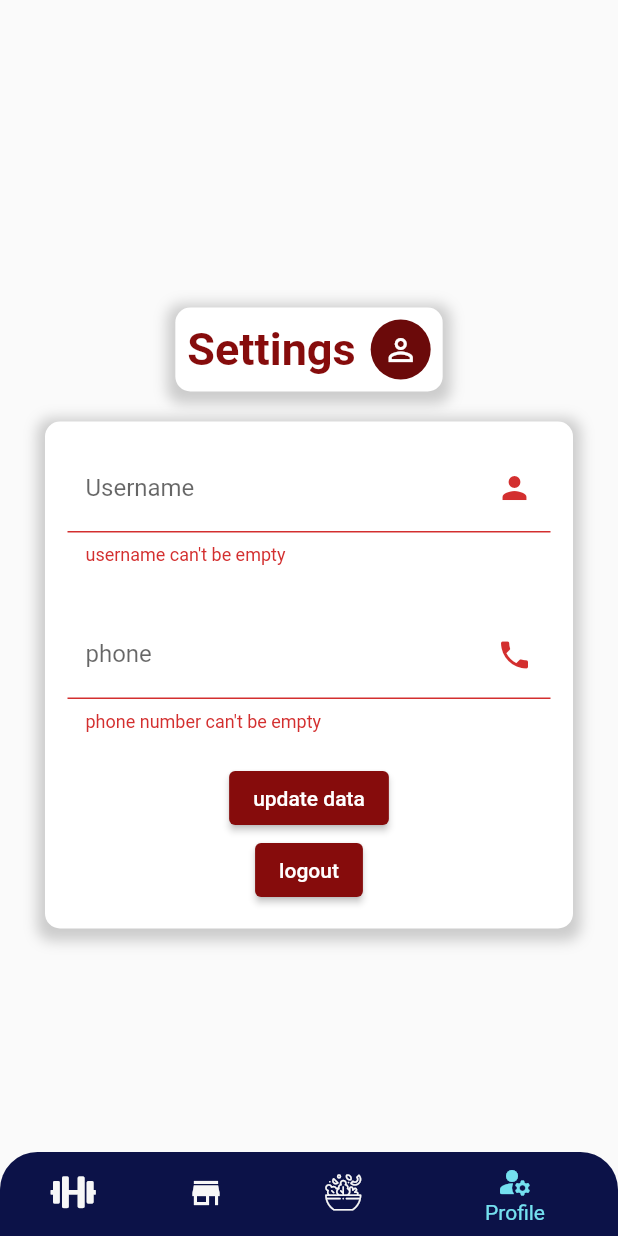
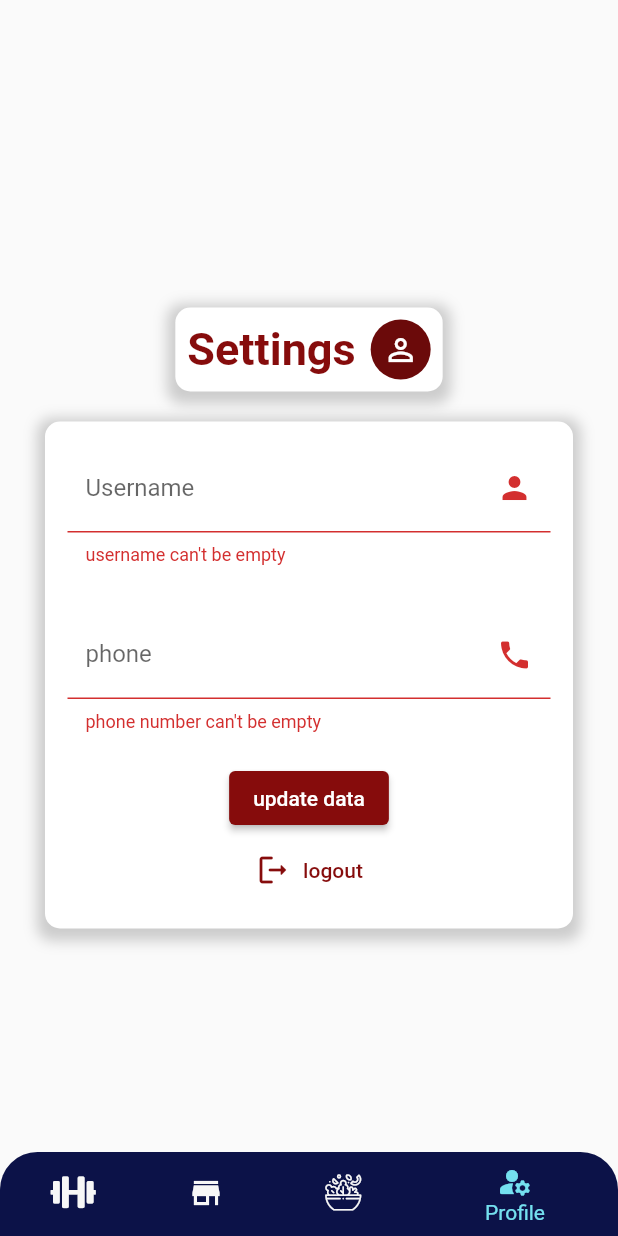
Before and after one commit to faressalm/hena_gym, a Flutter app: the screen it shows once a user with an empty profile is signed in, item 4 of the bottom bar chosen, after a tap on "update data", on a phone screen of 412 x 824 dp. Run offline on Flutter 3.47's test engine with Material 2 defaults, Android fonts, the phone set to English and light mode, and no system bars; our stand-ins replace bloc, charts_flutter, cloud_firestore, conditional_builder_null_safety, firebase_auth, firebase_core and 6 more; accounts and stored records are empty.

Commit message:
fix bugs

```diff
--- a/lib/business-logic/settings/settings_cubit.dart
+++ b/lib/business-logic/settings/settings_cubit.dart
@@ -1,12 +1,10 @@
-import 'package:cloud_firestore/cloud_firestore.dart';
-import 'package:flutter/material.dart';
 import 'package:flutter_bloc/flutter_bloc.dart';
-import '../product/product_states.dart';
-import 'settings_states.dart';
+
 import '../../data/services/auth_services.dart';
 import '../../data/services/settings_service.dart';
 import '../../utils/components.dart';
 import '../../utils/constants.dart';
+import 'settings_states.dart';
 
 class SettingsCubit extends Cubit<SettingStates> {
   SettingsCubit() : super(SettingInitialState());
--- a/lib/frontend/screens/authenticate/forget_password.dart
+++ b/lib/frontend/screens/authenticate/forget_password.dart
@@ -1,13 +1,14 @@
 import 'package:flutter/material.dart';
 import 'package:flutter_bloc/flutter_bloc.dart';
+
 import '../../../business-logic/auth/forget_password_cubit.dart';
 import '../../../business-logic/auth/forget_password_state.dart';
 import '../../../constants/my_gui.dart';
 import '../../../data/repository/auth_repo.dart';
 import '../../../data/services/auth_services.dart';
+import '../../../utils/components.dart';
 import 'sign_in.dart';
 import 'validator.dart';
-import '../../../utils/components.dart';
 
 class ForgetPasswordScreen extends StatelessWidget {
   final emailController = TextEditingController();
--- a/lib/frontend/screens/authenticate/sign_in.dart
+++ b/lib/frontend/screens/authenticate/sign_in.dart
@@ -1,12 +1,13 @@
 import 'package:flutter/material.dart';
 import 'package:flutter_bloc/flutter_bloc.dart';
+
 import '../../../business-logic/auth/login_cubit.dart';
 import '../../../constants/my_gui.dart';
 import '../../../constants/strings.dart';
 import '../../../data/repository/auth_repo.dart';
 import '../../../data/services/auth_services.dart';
+import '../../../utils/components.dart';
 import 'validator.dart';
-import '../../../utils/components.dart';
 
 // ignore: must_be_immutable
 class SignIn extends StatelessWidget {
@@ -88,6 +89,7 @@ class SignIn extends StatelessWidget {
                                 height: 20,
                               ),
                               TextFormField(
+                                  keyboardType: TextInputType.emailAddress,
                                   controller: emailController,
                                   decoration: textInputDecoration.copyWith(
                                       labelText: 'Email',
--- a/lib/frontend/screens/gym/show_gyms.dart
+++ b/lib/frontend/screens/gym/show_gyms.dart
@@ -1,17 +1,14 @@
 import 'package:flutter/cupertino.dart';
 import 'package:flutter/material.dart';
-import 'package:flutter_offline/flutter_offline.dart';
+import 'package:flutter_bloc/flutter_bloc.dart';
 import 'package:google_fonts/google_fonts.dart';
-import '../../../constants/strings.dart';
-import '../../../data/services/auth_services.dart';
-import '../../widgets/no_internet_widget.dart';
-import '../../widgets/search_field.dart';
+
 import '../../../business-logic/gym/show_gym_cubit.dart';
-import 'package:flutter_bloc/flutter_bloc.dart';
 import '../../../constants/my_gui.dart';
 import '../../../data/models/gym.dart';
 import '../../widgets/gym_item.dart';
 import '../../widgets/loading_indicator.dart';
+import '../../widgets/search_field.dart';
 
 class ShowGym extends StatefulWidget {
   const ShowGym({Key? key}) : super(key: key);
@@ -47,23 +44,6 @@ class _ShowGymState extends State<ShowGym> {
       ];
     } else {
       return [
-        TextButton.icon(
-          icon: const Icon(
-            Icons.logout_rounded,
-            color: MyColors.darkRed,
-          ),
-          label: const Text(
-            '',
-            style: TextStyle(
-              color: MyColors.darkRed,
-            ),
-          ),
-          onPressed: () async {
-            AuthServices auth = AuthServices();
-            await auth.signOut();
-            Navigator.pushReplacementNamed(context, loginScreen);
-          },
-        ),
         IconButton(
           onPressed: _startSearch,
           icon: const Icon(
--- a/lib/frontend/screens/hena_gym_layout.dart
+++ b/lib/frontend/screens/hena_gym_layout.dart
@@ -2,16 +2,14 @@ import 'package:flutter/cupertino.dart';
 import 'package:flutter/material.dart';
 import 'package:flutter_bloc/flutter_bloc.dart';
 import 'package:flutter_offline/flutter_offline.dart';
-import '../../constants/strings.dart';
-import '../../data/models/my_user.dart';
-import '../../data/services/auth_services.dart';
-import '../widgets/loading_indicator.dart';
-import '../widgets/no_internet_widget.dart';
 import 'package:provider/provider.dart';
+
 import '../../business-logic/hena_gym_cubit.dart';
 import '../../constants/icon.dart';
 import '../../constants/my_gui.dart';
-import 'package:google_fonts/google_fonts.dart';
+import '../../data/models/my_user.dart';
+import '../widgets/loading_indicator.dart';
+import '../widgets/no_internet_widget.dart';
 
 class HenaGymLayout extends StatefulWidget {
   const HenaGymLayout({Key? key}) : super(key: key);
@@ -28,7 +26,11 @@ class _HenaGymLayoutState extends State<HenaGymLayout> {
 
   @override
   Widget build(BuildContext context) {
-    String uid = Provider.of<MyUser?>(context)!.uid;
+    MyUser? myuser = Provider.of<MyUser?>(context);
+    if (myuser == null) {
+      return Container();
+    }
+    String uid = myuser.uid;
     return BlocProvider(
       create: (BuildContext context) => HenaGymCubit(uid: uid),
       child: BlocConsumer<HenaGymCubit, HenaGymState>(
--- a/lib/frontend/screens/market/market_screen.dart
+++ b/lib/frontend/screens/market/market_screen.dart
@@ -3,14 +3,15 @@ import 'package:conditional_builder_null_safety/conditional_builder_null_safety.
 import 'package:flutter/cupertino.dart';
 import 'package:flutter/material.dart';
 import 'package:flutter_bloc/flutter_bloc.dart';
+
 import '../../../business-logic/market/market_cubit.dart';
 import '../../../business-logic/market/market_states.dart';
 import '../../../constants/my_gui.dart';
 import '../../../data/models/product.dart';
 import '../../../data/repository/marekt_repo.dart';
 import '../../../data/services/market_services.dart';
+import '../../../utils/components.dart';
 import 'product_screen.dart';
-import '../../../utils/components.dart';
 
 class MarketScreen extends StatelessWidget {
   MarketServicesRepository marketRepository = MarketServicesRepository(
@@ -67,7 +68,7 @@ class MarketScreen extends StatelessWidget {
                 Stack(
                   alignment: AlignmentDirectional.bottomStart,
                   children: [
-                    Container(
+                    SizedBox(
                         width: double.infinity,
                         child: FadeInImage.assetNetwork(
                             height: 150,
--- a/lib/frontend/screens/settings/settings_screen.dart
+++ b/lib/frontend/screens/settings/settings_screen.dart
@@ -1,6 +1,8 @@
 import 'package:flutter/material.dart';
 import 'package:flutter_bloc/flutter_bloc.dart';
-import '../../../business-logic/auth/register_cubit.dart';
+import 'package:hena_gym/constants/strings.dart';
+import 'package:hena_gym/utils/components.dart';
+
 import '../../../business-logic/settings/settings_cubit.dart';
 import '../../../business-logic/settings/settings_states.dart';
 import '../../../constants/my_gui.dart';
@@ -20,6 +22,9 @@ class SettingsScreen extends StatelessWidget {
           if (state is GetUserDataSuccessfully) {
             phone.text = cubit.phone;
             username.text = cubit.username;
+          } else if (state is SignOutSuccessfully) {
+            Navigator.pop(context);
+            Navigator.pushReplacementNamed(context, loginScreen);
           }
         },
         builder: (context, state) {
@@ -47,7 +52,7 @@ class SettingsScreen extends StatelessWidget {
                         padding: const EdgeInsets.all(8.0),
                         child: Row(
                             mainAxisAlignment: MainAxisAlignment.center,
-                            children: [
+                            children: const [
                               Text(
                                 "Settings",
                                 style: TextStyle(
@@ -97,7 +102,7 @@ class SettingsScreen extends StatelessWidget {
                                     suffixIcon: const Icon(Icons.person)),
                                 validator: Validator.validateUsername,
                               ),
-                              SizedBox(
+                              const SizedBox(
                                 height: 30,
                               ),
                               TextFormField(
@@ -107,7 +112,7 @@ class SettingsScreen extends StatelessWidget {
                                     suffixIcon: const Icon(Icons.phone)),
                                 validator: Validator.validatePhone,
                               ),
-                              SizedBox(
+                              const SizedBox(
                                 height: 20,
                               ),
                               ElevatedButton(
@@ -117,12 +122,23 @@ class SettingsScreen extends StatelessWidget {
                                           context, phone.text, username.text);
                                     }
                                   },
-                                  child: Text("update data")),
-                              ElevatedButton(
-                                  onPressed: () {
-                                    cubit.signOut();
-                                  },
-                                  child: Text("logout")),
+                                  child: const Text("update data")),
+                              TextButton.icon(
+                                icon: const Icon(
+                                  Icons.logout_rounded,
+                                  color: MyColors.darkRed,
+                                ),
+                                label: const Text(
+                                  'logout',
+                                  style: TextStyle(
+                                    color: MyColors.darkRed,
+                                  ),
+                                ),
+                                onPressed: () async {
+                                  await loadingDailog(context);
+                                  cubit.signOut();
+                                },
+                              ),
                             ],
                           ),
                         ),
--- a/lib/frontend/widgets/calories_pie_chart.dart
+++ b/lib/frontend/widgets/calories_pie_chart.dart
@@ -1,6 +1,7 @@
+import 'package:charts_flutter/flutter.dart' as charts;
 import 'package:flutter/cupertino.dart';
-import 'package:charts_flutter/flutter.dart' as charts;
 import 'package:flutter/material.dart';
+
 import '../../constants/my_gui.dart';
 
 // ignore: must_be_immutable
@@ -9,7 +10,7 @@ class CaloriesPieChart extends StatelessWidget {
   late List<charts.Series<Task, String>> _seriesPieData;
 
   var piedata = [
-    Task('Carp', 50, Colors.amber.shade100),
+    Task('Carb', 50, Colors.amber.shade100),
     Task('Fats', 30, MyColors.red),
     Task('Protein', 20, MyColors.kPrimaryColor)
   ];
```
Also changed, not shown: lib/frontend/screens/authenticate/register.dart (+7 -8 lines), lib/frontend/screens/gym/gym_detailed_screen.dart (+4 -3 lines), lib/frontend/screens/market/product_screen.dart (+4 -7 lines), lib/frontend/screens/nutrition/goal_screen.dart (+5 -2 lines), lib/frontend/screens/nutrition/goal_type_sccreen.dart (+3 -9 lines), lib/utils/components.dart (+9 -0 lines).
